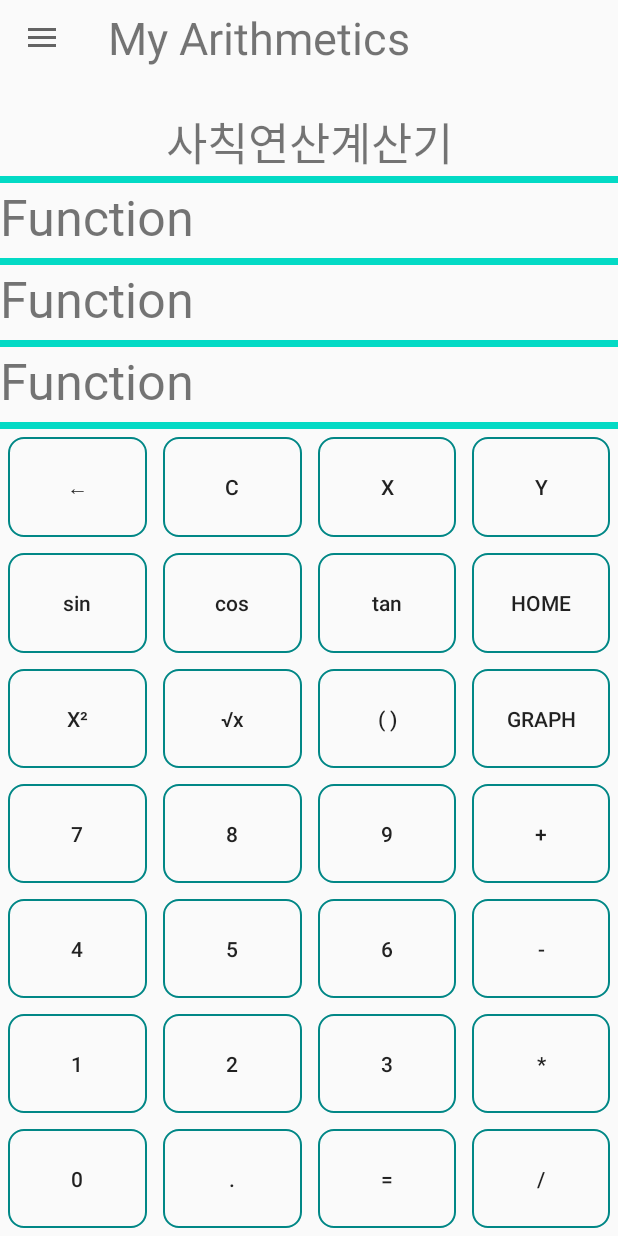
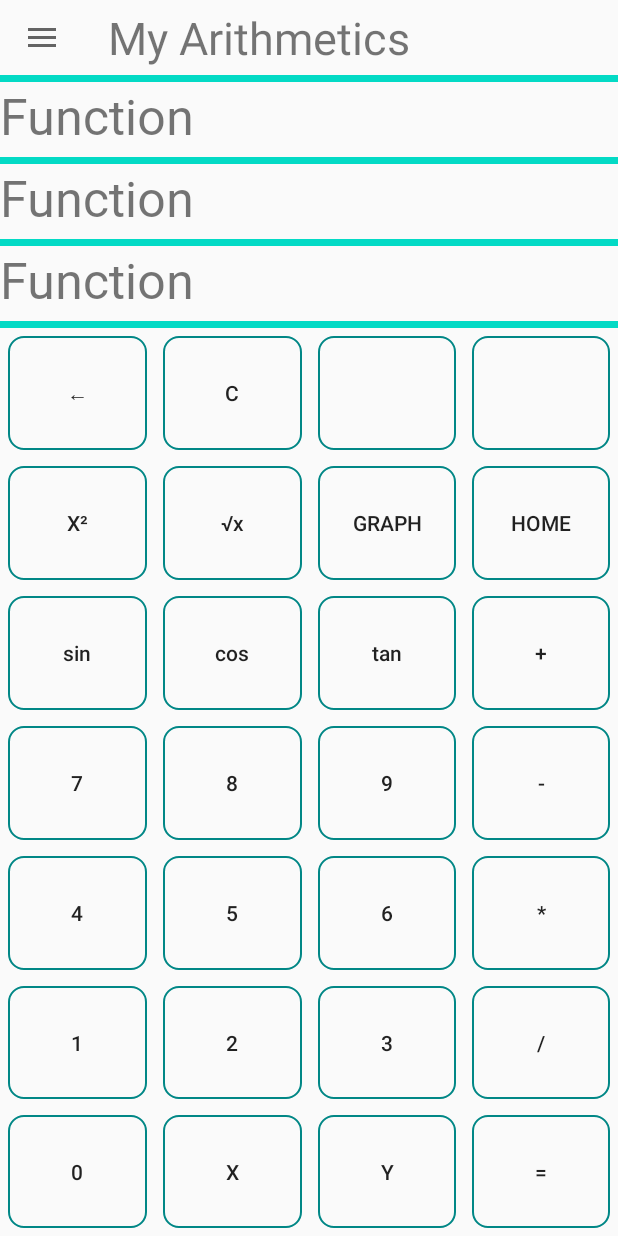
Before and after one commit to milttang/Calculator, an Android app: the Arithmetics_Graph screen opened directly, with no data from a screen before it, on a phone screen of 412 x 824 dp. Run offline under Robolectric (Android 15) with nearby library versions, the phone set to English and light mode, and no system bars.

Commit message:
05.25 Graph Update

```diff
--- a/app/src/main/res/layout/activity_arithmetics_graph.xml
+++ b/app/src/main/res/layout/activity_arithmetics_graph.xml
@@ -13,27 +13,13 @@
         android:layout_width="match_parent"
         android:layout_height="match_parent"
         android:orientation="vertical">
-        <include
-            layout="@layout/tool_bar"
-            />
-        <LinearLayout
-            android:layout_width="match_parent"
-            android:layout_height="10pt"
-            />
-        <TextView
-            android:id="@+id/text2"
-            android:layout_width="match_parent"
-            android:layout_height="wrap_content"
-            android:text="사칙연산계산기"
-            android:textAlignment="center"
-            android:fontFamily="@font/malgun"
-            android:textSize="30dp" />
+
+        <include layout="@layout/tool_bar" />
 
         <LinearLayout
             android:layout_width="match_parent"
             android:layout_height="2pt"
-            android:background="@color/teal_200"
-            />
+            android:background="@color/teal_200" />
 
         <LinearLayout
             android:layout_width="match_parent"
@@ -44,12 +30,12 @@
                 android:id="@+id/function1"
                 android:layout_width="match_parent"
                 android:layout_height="wrap_content"
+                android:layout_gravity=""
                 android:layout_weight="2"
                 android:height="50dp"
                 android:fontFamily="@font/lab"
-                android:textSize="15pt"
-                android:layout_gravity=""
-                android:text="Function"/>
+                android:text="Function"
+                android:textSize="15pt" />
 
             <TextView
                 android:id="@+id/equation1"
@@ -60,25 +46,25 @@
                 android:fontFamily="@font/lab"
                 android:gravity="end"
                 android:maxLength="10"
-                android:textSize="20pt"
-                android:text="" />
+                android:text=""
+                android:textSize="20pt" />
+
             <TextView
                 android:id="@+id/empty1"
                 android:layout_width="0dp"
                 android:layout_height="wrap_content"
                 android:height="50dp"
                 android:fontFamily="@font/lab"
+                android:text=""
                 android:textSize="20pt"
-                android:visibility="invisible"
-                android:text="" />
+                android:visibility="invisible" />
         </LinearLayout>
-
 
         <LinearLayout
             android:layout_width="match_parent"
             android:layout_height="2pt"
-            android:background="@color/teal_200"
-            />
+            android:background="@color/teal_200" />
+
         <LinearLayout
             android:layout_width="match_parent"
             android:layout_height="wrap_content"
@@ -88,12 +74,12 @@
                 android:id="@+id/function2"
                 android:layout_width="match_parent"
                 android:layout_height="wrap_content"
+                android:layout_gravity=""
                 android:layout_weight="2"
                 android:height="50dp"
                 android:fontFamily="@font/lab"
-                android:textSize="15pt"
-                android:layout_gravity=""
-                android:text="Function"/>
+                android:text="Function"
+                android:textSize="15pt" />
 
             <TextView
                 android:id="@+id/equation2"
@@ -104,23 +90,25 @@
                 android:fontFamily="@font/lab"
                 android:gravity="end"
                 android:maxLength="10"
-                android:textSize="20pt"
-                android:text="" />
+                android:text=""
+                android:textSize="20pt" />
+
             <TextView
                 android:id="@+id/empty2"
                 android:layout_width="0dp"
                 android:layout_height="wrap_content"
                 android:height="50dp"
                 android:fontFamily="@font/lab"
+                android:text=""
                 android:textSize="20pt"
-                android:visibility="invisible"
-                android:text="" />
+                android:visibility="invisible" />
         </LinearLayout>
+
         <LinearLayout
             android:layout_width="match_parent"
             android:layout_height="2pt"
-            android:background="@color/teal_200"
-            />
+            android:background="@color/teal_200" />
+
         <LinearLayout
             android:layout_width="match_parent"
             android:layout_height="wrap_content"
@@ -130,12 +118,12 @@
                 android:id="@+id/function3"
                 android:layout_width="match_parent"
                 android:layout_height="wrap_content"
+                android:layout_gravity=""
                 android:layout_weight="2"
                 android:height="50dp"
                 android:fontFamily="@font/lab"
-                android:textSize="15pt"
-                android:layout_gravity=""
-                android:text="Function"/>
+                android:text="Function"
+                android:textSize="15pt" />
 
             <TextView
                 android:id="@+id/equation3"
@@ -146,23 +134,25 @@
                 android:fontFamily="@font/lab"
                 android:gravity="end"
                 android:maxLength="10"
-                android:textSize="20pt"
-                android:text="" />
+                android:text=""
+                android:textSize="20pt" />
+
             <TextView
                 android:id="@+id/empty3"
                 android:layout_width="0dp"
                 android:layout_height="wrap_content"
                 android:height="50dp"
                 android:fontFamily="@font/lab"
+                android:text=""
                 android:textSize="20pt"
-                android:visibility="invisible"
-                android:text="" />
+                android:visibility="invisible" />
         </LinearLayout>
+
         <LinearLayout
             android:layout_width="match_parent"
             android:layout_height="2pt"
-            android:background="@color/teal_200"
-            />
+            android:background="@color/teal_200" />
+
         <LinearLayout
             android:layout_width="match_parent"
             android:layout_height="match_parent">
@@ -183,6 +173,15 @@
                     android:text="←" />
 
                 <Button
+                    android:id="@+id/sqrBtn"
+                    android:layout_width="match_parent"
+                    android:layout_height="match_parent"
+                    android:layout_margin="5dp"
+                    android:layout_weight="1"
+                    android:background="@drawable/btn_color_selector"
+                    android:text="x²" />
+
+                <Button
                     android:id="@+id/sinBtn"
                     android:layout_width="match_parent"
                     android:layout_height="match_parent"
@@ -191,15 +190,6 @@
                     android:background="@drawable/btn_color_selector"
                     android:text="sin"
                     android:textAllCaps="false" />
-
-                <Button
-                    android:id="@+id/sqrBtn"
-                    android:layout_width="match_parent"
-                    android:layout_height="match_parent"
-                    android:layout_margin="5dp"
-                    android:layout_weight="1"
-                    android:background="@drawable/btn_color_selector"
-                    android:text="x²" />
 
                 <Button
                     android:id="@+id/numBtn7"
@@ -254,6 +244,16 @@
                     android:text="C" />
 
                 <Button
+                    android:id="@+id/rootBtn"
+                    android:layout_width="match_parent"
+                    android:layout_height="match_parent"
+                    android:layout_margin="5dp"
+                    android:layout_weight="1"
+                    android:background="@drawable/btn_color_selector"
+                    android:text="√x"
+                    android:textAllCaps="false" />
+
+                <Button
                     android:id="@+id/cosBtn"
                     android:layout_width="match_parent"
                     android:layout_height="match_parent"
@@ -261,16 +261,6 @@
                     android:layout_weight="1"
                     android:background="@drawable/btn_color_selector"
                     android:text="cos"
-                    android:textAllCaps="false" />
-
-                <Button
-                    android:id="@+id/rootBtn"
-                    android:layout_width="match_parent"
-                    android:layout_height="match_parent"
-                    android:layout_margin="5dp"
-                    android:layout_weight="1"
-                    android:background="@drawable/btn_color_selector"
-                    android:text="√x"
                     android:textAllCaps="false" />
 
                 <Button
@@ -301,13 +291,14 @@
                     android:text="2" />
 
                 <Button
-                    android:id="@+id/dotBtn"
+                    android:id="@+id/xBtn"
                     android:layout_width="match_parent"
                     android:layout_height="match_parent"
                     android:layout_margin="5dp"
                     android:layout_weight="1"
                     android:background="@drawable/btn_color_selector"
-                    android:text="." />
+                    android:text="X" />
+
             </LinearLayout>
 
             <LinearLayout
@@ -317,13 +308,20 @@
                 android:orientation="vertical">
 
                 <Button
-                    android:id="@+id/xBtn"
+                    android:layout_width="match_parent"
+                    android:layout_height="match_parent"
+                    android:layout_margin="5dp"
+                    android:layout_weight="1"
+                    android:background="@drawable/btn_color_selector" />
+
+                <Button
+                    android:id="@+id/graphBtn"
                     android:layout_width="match_parent"
                     android:layout_height="match_parent"
                     android:layout_margin="5dp"
                     android:layout_weight="1"
                     android:background="@drawable/btn_color_selector"
-                    android:text="X" />
+                    android:text="Graph" />
 
                 <Button
                     android:id="@+id/tanBtn"
@@ -333,16 +331,6 @@
                     android:layout_weight="1"
                     android:background="@drawable/btn_color_selector"
                     android:text="tan"
-                    android:textAllCaps="false" />
-
-                <Button
-                    android:id="@+id/bracketBtn"
-                    android:layout_width="match_parent"
-                    android:layout_height="match_parent"
-                    android:layout_margin="5dp"
-                    android:layout_weight="1"
-                    android:background="@drawable/btn_color_selector"
-                    android:text="( )"
                     android:textAllCaps="false" />
 
                 <Button
@@ -373,13 +361,13 @@
                     android:text="3" />
 
                 <Button
-                    android:id="@+id/equalBtn"
+                    android:id="@+id/yBtn"
                     android:layout_width="match_parent"
                     android:layout_height="match_parent"
                     android:layout_margin="5dp"
                     android:layout_weight="1"
                     android:background="@drawable/btn_color_selector"
-                    android:text="=" />
+                    android:text="Y" />
             </LinearLayout>
 
             <LinearLayout
@@ -389,15 +377,12 @@
                 android:orientation="vertical">
 
                 <Button
-                    android:id="@+id/yBtn"
                     android:layout_width="match_parent"
                     android:layout_height="match_parent"
                     android:layout_margin="5dp"
                     android:layout_weight="1"
                     android:background="@drawable/btn_color_selector"
-                    android:text="Y" />
-
-
+                    tools:ignore="NestedWeights" />
 
                 <Button
                     android:id="@+id/homeBtn"
@@ -406,15 +391,8 @@
                     android:layout_margin="5dp"
                     android:layout_weight="1"
                     android:background="@drawable/btn_color_selector"
-                    android:text="Home"/>
-                <Button
-                    android:id="@+id/graphBtn"
-                    android:layout_width="match_parent"
-                    android:layout_height="match_parent"
-                    android:layout_margin="5dp"
-                    android:layout_weight="1"
-                    android:background="@drawable/btn_color_selector"
-                    android:text="Graph"/>
+                    android:text="@string/home" />
+
                 <Button
                     android:id="@+id/addBtn"
                     android:layout_width="match_parent"
@@ -422,7 +400,7 @@
                     android:layout_margin="5dp"
                     android:layout_weight="1"
                     android:background="@drawable/btn_color_selector"
-                    android:text="+" />
+                    android:text="@string/plu" />
 
                 <Button
                     android:id="@+id/subBtn"
@@ -431,7 +409,7 @@
                     android:layout_margin="5dp"
                     android:layout_weight="1"
                     android:background="@drawable/btn_color_selector"
-                    android:text="-" />
+                    android:text="@string/minus" />
 
                 <Button
                     android:id="@+id/mulBtn"
@@ -440,7 +418,7 @@
                     android:layout_margin="5dp"
                     android:layout_weight="1"
                     android:background="@drawable/btn_color_selector"
-                    android:text="*" />
+                    android:text="@string/mul" />
 
                 <Button
                     android:id="@+id/divBtn"
@@ -449,16 +427,25 @@
                     android:layout_margin="5dp"
                     android:layout_weight="1"
                     android:background="@drawable/btn_color_selector"
-                    android:text="/" />
+                    android:text="@string/divide" />
+
+                <Button
+                    android:id="@+id/equalBtn"
+                    android:layout_width="match_parent"
+                    android:layout_height="match_parent"
+                    android:layout_margin="5dp"
+                    android:layout_weight="1"
+                    android:background="@drawable/btn_color_selector"
+                    android:text="@string/equ" />
             </LinearLayout>
         </LinearLayout>
     </LinearLayout>
 
     <com.google.android.material.navigation.NavigationView
+        android:id="@+id/navigation_view"
         android:layout_width="wrap_content"
         android:layout_height="match_parent"
+        android:layout_gravity="end"
         android:fitsSystemWindows="true"
-        android:id="@+id/navigation_view"
-        android:layout_gravity="left"
-        app:menu="@menu/tool_bar_menu"/>
+        app:menu="@menu/tool_bar_menu" />
 </androidx.drawerlayout.widget.DrawerLayout>
--- a/app/src/main/res/values/strings.xml
+++ b/app/src/main/res/values/strings.xml
@@ -21,4 +21,5 @@
     <string name="remain">%</string>
     <string name="right"><![CDATA[>>]]></string>
     <string name="left"><![CDATA[<<]]></string>
+    <string name="title_bin">Binary Calculator</string>
 </resources>
```
Also changed, not shown: app/src/main/java/com/example/myapplication/Arithmetics_Change.java (+11 -9 lines), app/src/main/java/com/example/myapplication/Arithmetics_Graph.java (+28 -72 lines), app/src/main/java/com/example/myapplication/GraphActivity.java (+68 -59 lines), app/src/main/res/layout/activity_arithmetics_change.xml (+2 -5 lines).
